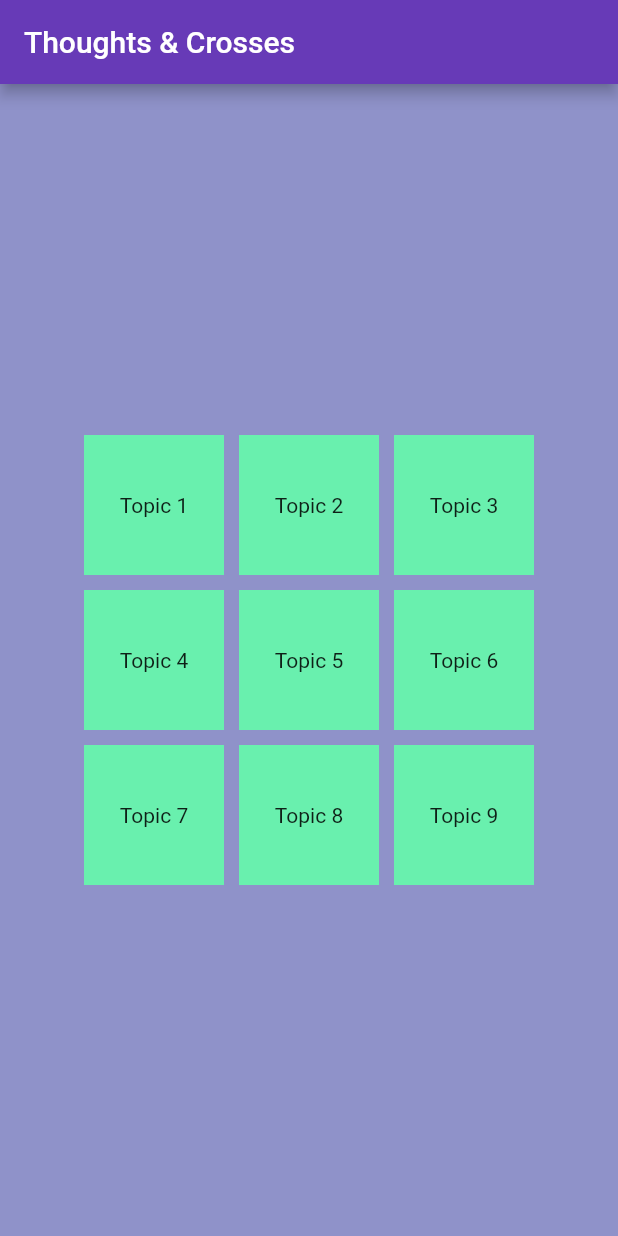
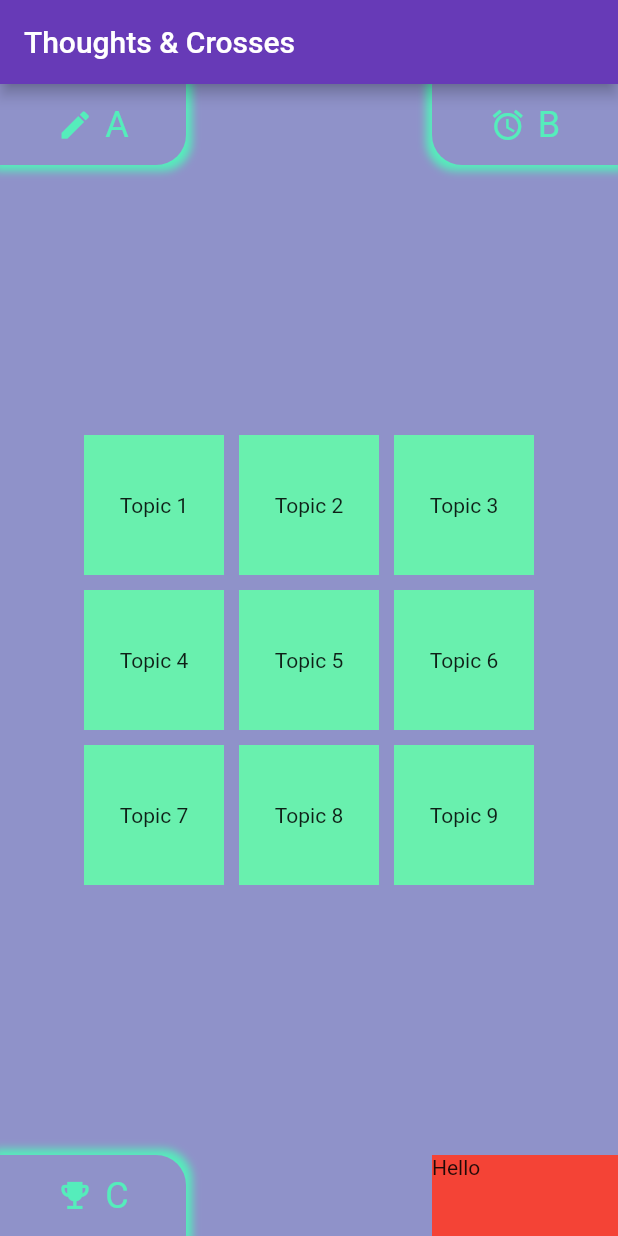
Before and after one commit to JoshuaR830/party-games-flutter, a Flutter app: the screen it shows after launch, on a phone screen of 412 x 824 dp. Run offline on Flutter 3.47's test engine with Material 2 defaults, Android fonts, the phone set to English and light mode, and no system bars; missing offline and left inert: signalr_core.

Commit message:
Added generation for corner tabs and custom font

```diff
--- a/lib/Pages/ThoughtsAndCrossesPage.dart
+++ b/lib/Pages/ThoughtsAndCrossesPage.dart
@@ -1,5 +1,6 @@
 import 'package:flutter/material.dart';
 import 'package:signalr_core/signalr_core.dart';
+import '../presentation/custom_icons_icons.dart';
 
 import 'Dialog.dart';
 
@@ -151,14 +152,173 @@ class _ThoughtsAndCrossesGridState extends State<ThoughtsAndCrossesGrid> {
         appBar: AppBar(
           title: Text('Thoughts & Crosses'),
         ),
-        body: Center(
+        body: Stack(
+          children: <Widget>[
+            CornerInformation(
+              icon: Icons.edit,
+              isTop: true,
+              isLeft: true,
+              text: 'A',
+            ),
+            CornerInformation(
+              icon: Icons.alarm,
+              isTop: true,
+              isLeft: false,
+              text: 'B',
+            ),
+            CornerInformation(
+              icon: CustomIcons.Trophy,
+              isTop: false,
+              isLeft: true,
+              text: 'C',
+            ),
+            Positioned(
+              bottom: 0,
+              right: 0,
+              width: 124,
+              height: 54,
+              child: Container(
+                child: Text('Hello'),
+                decoration: BoxDecoration(
+                  color: Colors.red,
+                ),
+              ),
+            ),
+            Center(
               child: SizedBox(
                 width: 300,
                 height: 300,
                 child: _buildGrid(),
               ),
             ),
+          ],
+        )
       ),
     );
   }
 }
+
+class CornerInformation extends StatefulWidget {
+  final IconData icon;
+  final String text;
+  final bool isTop;
+  final bool isLeft;
+
+  CornerInformation(
+    {@required this.icon,
+    @required this.isTop,
+    @required this.isLeft,
+    @required this.text,
+    }
+  );
+
+  @override
+  _CornerInformationState createState() => _CornerInformationState();
+}
+
+class _CornerInformationState extends State<CornerInformation> {
+  @override
+  Widget build(BuildContext context)
+  {
+    createButtonContent(BorderRadius radius) {
+      return Container(
+        child: Center(
+          child: Row(
+              mainAxisAlignment: MainAxisAlignment.center,
+              children: <Widget> [
+                Padding(
+                  padding: EdgeInsets.all(4),
+                  child: Icon(
+                    widget.icon,
+                    color: Color(0xFF55edbb),
+                  ),
+                ),
+                Padding(
+                  padding: EdgeInsets.all(4),
+                  child: Text(
+                    widget.text,
+                    style: TextStyle(
+                      color: Color(0xFF55edbb),
+                      fontSize: 24,
+                    ),
+                  ),
+                ),
+              ]
+          ),
+        ),
+        decoration: BoxDecoration(
+          color: Color(0xFF8f92c9),
+          borderRadius: radius,
+          boxShadow: [
+            BoxShadow(
+                color: Color(0xFF55edbb),
+                spreadRadius: 4,
+                blurRadius: 4.0
+            ),
+          ],
+        ),
+      );
+    }
+
+    BorderRadius _radius;
+    Positioned _position;
+
+    if (widget.isLeft && widget.isTop) {
+      _radius = BorderRadius.only(
+        bottomRight: Radius.circular(20),
+      );
+
+      _position = Positioned(
+          top: 0,
+          left: 0,
+          width: 124,
+          height: 54,
+          child: createButtonContent(_radius)
+      );
+    }
+
+    if (!widget.isLeft && widget.isTop) {
+      _radius = BorderRadius.only(
+        bottomLeft: Radius.circular(20),
+      );
+
+      _position = Positioned(
+          top: 0,
+          right: 0,
+          width: 124,
+          height: 54,
+          child: createButtonContent(_radius)
+      );
+    }
+
+    if (widget.isLeft && !widget.isTop) {
+      _radius = BorderRadius.only(
+        topRight: Radius.circular(20),
+      );
+
+      _position = Positioned(
+          bottom: 0,
+          left: 0,
+          width: 124,
+          height: 54,
+          child: createButtonContent(_radius)
+      );
+    }
+
+    if (!widget.isLeft && !widget.isTop) {
+      _radius = BorderRadius.only(
+        topLeft: Radius.circular(20),
+      );
+
+      _position = Positioned(
+        bottom: 0,
+        right: 0,
+        width: 124,
+        height: 54,
+        child: createButtonContent(_radius)
+      );
+    }
+
+    return _position;
+  }
+}
--- /dev/null
+++ b/lib/presentation/custom_icons_icons.dart
@@ -0,0 +1,25 @@
+/// Flutter icons CustomIcons
+/// Copyright (C) 2020 by original authors @ fluttericon.com, fontello.com
+/// This font was generated by FlutterIcon.com, which is derived from Fontello.
+///
+/// To use this font, place it in your fonts/ directory and include the
+/// following in your pubspec.yaml
+///
+/// flutter:
+///   fonts:
+///    - family:  CustomIcons
+///      fonts:
+///       - asset: fonts/CustomIcons.ttf
+///
+///
+///
+import 'package:flutter/widgets.dart';
+
+class CustomIcons {
+  CustomIcons._();
+
+  static const _kFontFam = 'CustomIcons';
+  static const _kFontPkg = null;
+
+  static const IconData Trophy = IconData(0xe800, fontFamily: _kFontFam, fontPackage: _kFontPkg);
+}
--- a/pubspec.yaml
+++ b/pubspec.yaml
@@ -24,7 +24,6 @@ dependencies:
   flutter:
     sdk: flutter
 
-
   # The following adds the Cupertino Icons font to your application.
   # Use with the CupertinoIcons class for iOS style icons.
   cupertino_icons: ^0.1.3
@@ -45,6 +44,10 @@ flutter:
   # the material Icons class.
   uses-material-design: true
 
+  fonts:
+    - family: CustomIcons
+      fonts:
+        - asset: fonts/CustomIcons.ttf
   # To add assets to your application, add an assets section, like this:
   # assets:
   #   - images/a_dot_burr.jpeg
```
Also changed, not shown: fonts/CustomIcons.ttf (added). Lines whose indentation alone changed are shown as unchanged.
